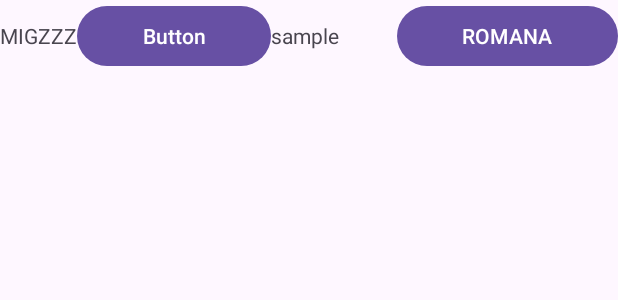
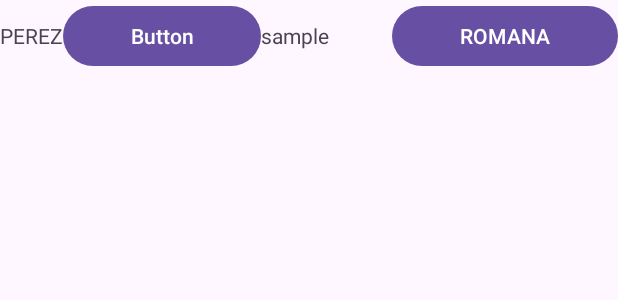
Before and after one commit to MigzReyes/Build-Your-Own-Meal, an Android app: the layout activity_main.xml on its own in the app's theme, with its tools: preview values and no code run, on a phone screen of 412 x 824 dp. Shown: the top 300 px of the screen. Run offline under Robolectric (Android 15) with nearby library versions, the phone set to English and light mode, and no system bars.

Commit message:
ROMANA, AMIEL
CHANGES

activity_main.xml
- pinalitan ko yung textview "text" ng TESTING GITHUB TO

```diff
--- a/app/src/main/res/layout/activity_main.xml
+++ b/app/src/main/res/layout/activity_main.xml
@@ -16,7 +16,7 @@
         <TextView
             android:layout_width="wrap_content"
             android:layout_height="wrap_content"
-            android:text="MIGZZZ" />
+            android:text="PEREZ"/>
 
         <Button
             android:id="@+id/button"
```
